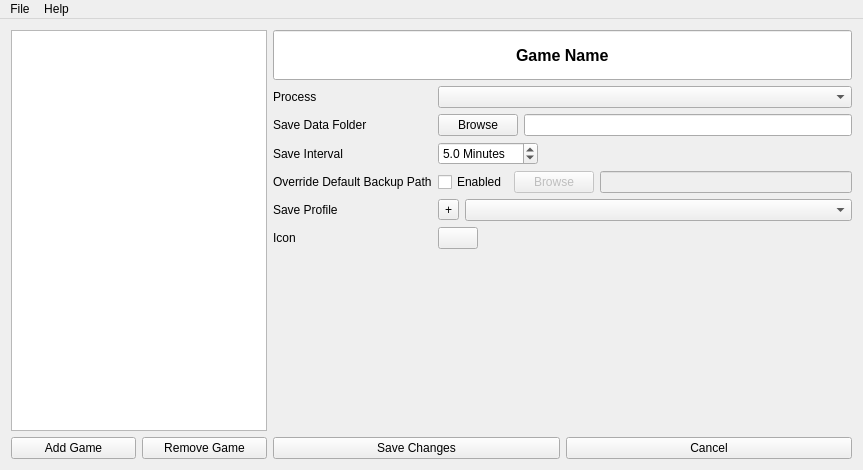
This is GeneralBackupTool/mainwindow.ui in chucklay/Gener as Qt 5 draws it before an edit. The edited form follows.
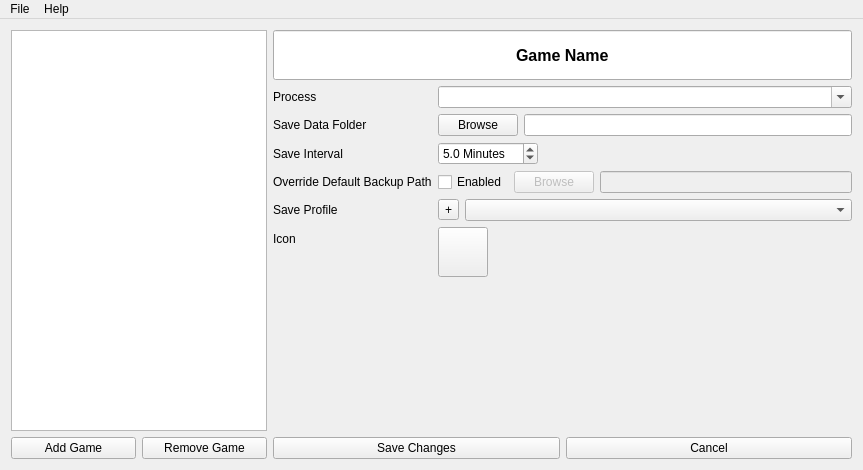
This is the edited form. Icons and pictures are not drawn.

Commit message: Continuing to hook up UI elements

```diff
--- a/GeneralBackupTool/mainwindow.ui
+++ b/GeneralBackupTool/mainwindow.ui
@@ -111,7 +111,14 @@
            </widget>
           </item>
           <item row="1" column="1">
-           <widget class="QComboBox" name="process_name_box"/>
+           <widget class="QComboBox" name="process_name_box">
+            <property name="editable">
+             <bool>true</bool>
+            </property>
+            <property name="duplicatesEnabled">
+             <bool>false</bool>
+            </property>
+           </widget>
           </item>
           <item row="2" column="0">
            <widget class="QLabel" name="save_location_label">
@@ -243,6 +250,12 @@
                 <verstretch>0</verstretch>
                </sizepolicy>
               </property>
+              <property name="minimumSize">
+               <size>
+                <width>50</width>
+                <height>50</height>
+               </size>
+              </property>
               <property name="baseSize">
                <size>
                 <width>0</width>
```
Left out of the diff: 5 changed lines with no effect on the pictures. The commit also changes 6 other files.
